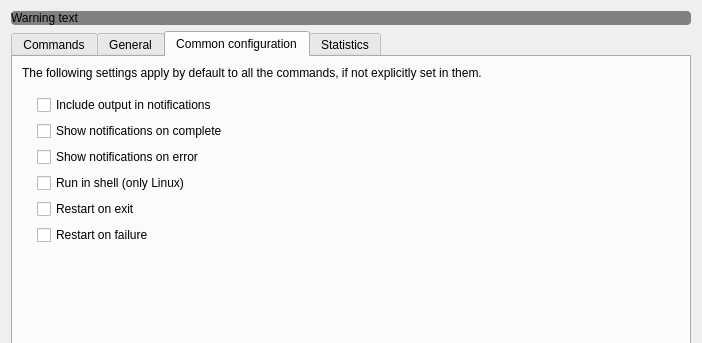
Old version of the form tray_runner/gui/settings_dialog.ui in the repository okelet/tray-runner; both pictures show x 0 to 702 and y 0 to 343 of the 702 by 493 pixel window.
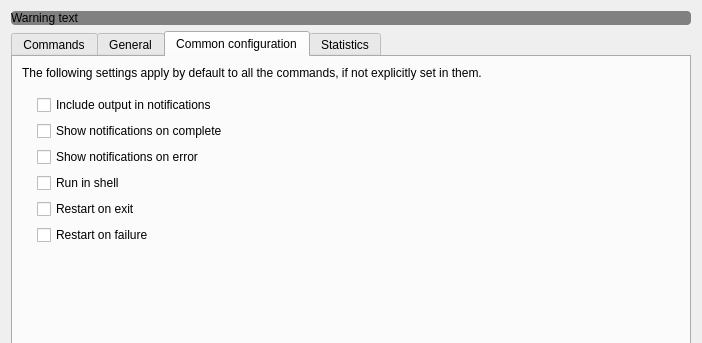
New version of the form. The open tabs and pages were chosen to show the change.

Commit message: Code format, remove windows specifics

Patch:
```diff
--- a/tray_runner/gui/settings_dialog.ui
+++ b/tray_runner/gui/settings_dialog.ui
@@ -256,7 +256,7 @@
           <item row="3" column="1">
            <widget class="QCheckBox" name="run_in_shell_checkbox">
             <property name="text">
-             <string>Run in shell (only Linux)</string>
+             <string>Run in shell</string>
             </property>
            </widget>
           </item>
```
The commit also changes 4 other files.
